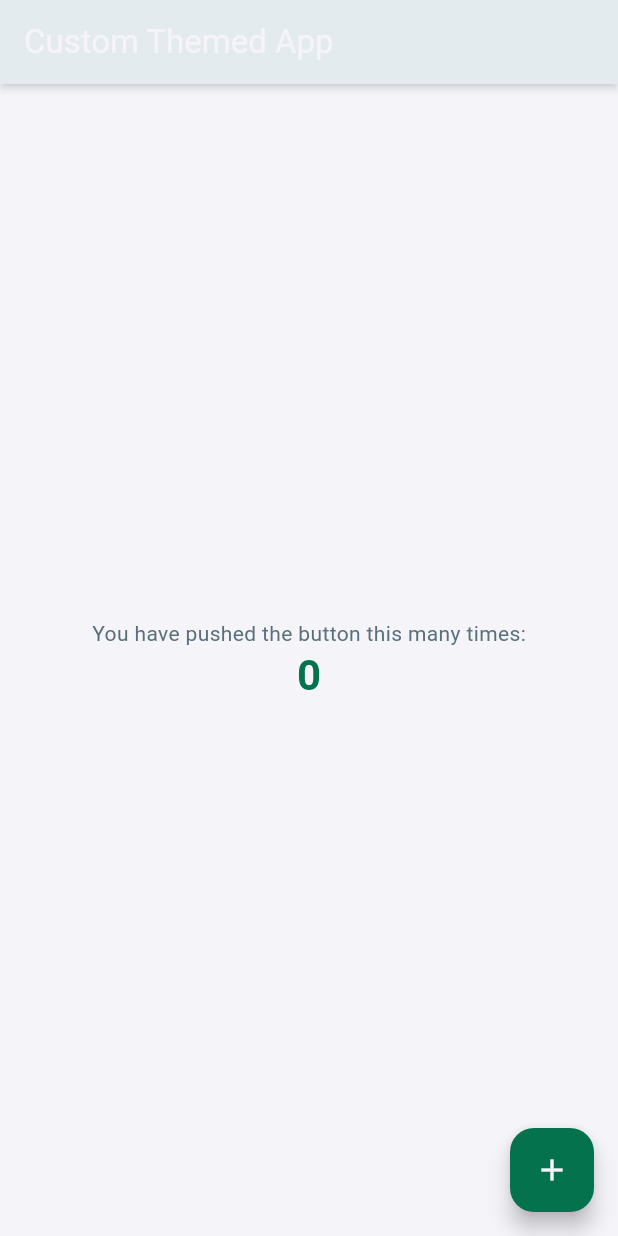
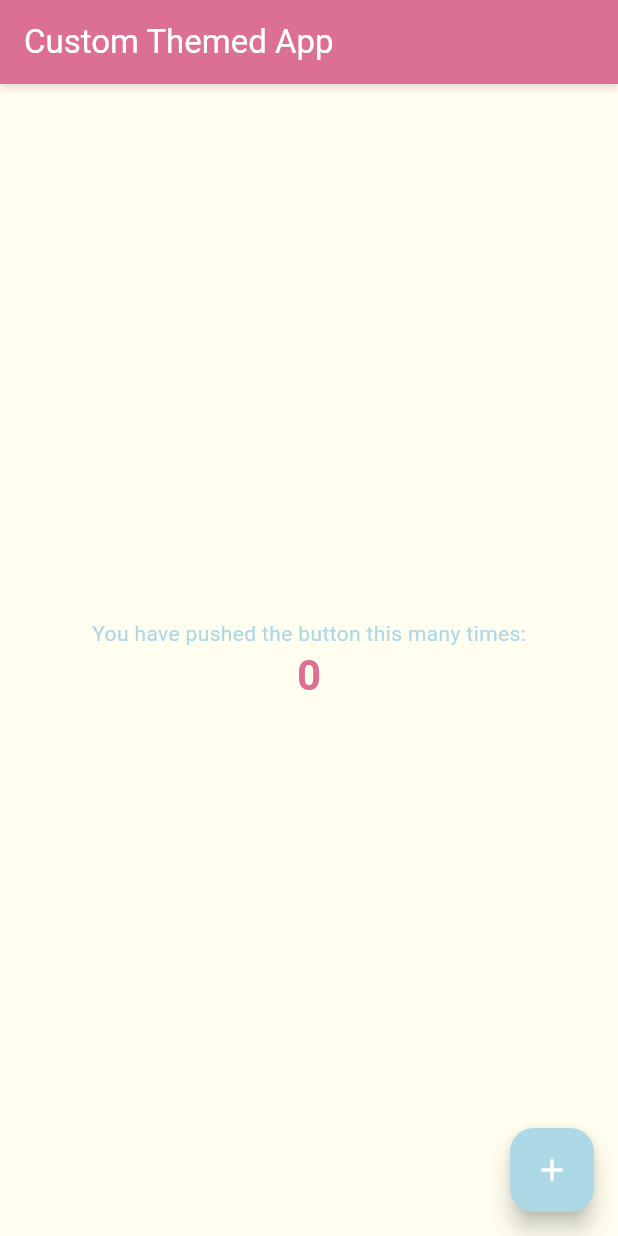
Before and after one commit to kmmelissat/flutter_demo, a Flutter app: the screen it shows after launch, on a phone screen of 412 x 824 dp. Run offline on Flutter 3.47's test engine with Material 3 defaults, Android fonts, the phone set to English and light mode, and no system bars.

Commit message:
🎨 Update app theme and color palette: streamline AppBar configuration and enhance color definitions for improved aesthetics.

```diff
--- a/lib/main.dart
+++ b/lib/main.dart
@@ -59,15 +59,7 @@ class _MyHomePageState extends State<MyHomePage> {
     // fast, so that you can just rebuild anything that needs updating rather
     // than having to individually change instances of widgets.
     return Scaffold(
-      appBar: AppBar(
-        // TRY THIS: Try changing the color here to a specific color (to
-        // Colors.amber, perhaps?) and trigger a hot reload to see the AppBar
-        // change color while the other colors stay the same.
-        backgroundColor: Theme.of(context).colorScheme.inversePrimary,
-        // Here we take the value from the MyHomePage object that was created by
-        // the App.build method, and use it to set our appbar title.
-        title: Text(widget.title),
-      ),
+      appBar: AppBar(title: Text(widget.title)),
       body: Center(
         // Center is a layout widget. It takes a single child and positions it
         // in the middle of the parent.
--- a/lib/theme.dart
+++ b/lib/theme.dart
@@ -1,13 +1,15 @@
 import 'package:flutter/material.dart';
 
-/// Custom color palette
+/// Custom color palette - Pink, Light Blue, White & Cream
 class AppColors {
-  static const Color gunmetal = Color(0xFF2C383E);
-  static const Color paynesGray = Color(0xFF586F7C);
-  static const Color lightBlue = Color(0xFFB8DBD9);
-  static const Color azure = Color(0xFFD6E8E9);
-  static const Color ghostWhite = Color(0xFFF4F4F9);
-  static const Color darkSpringGreen = Color(0xFF04724D);
+  static const Color softPink = Color(0xFFFFB6C1); // Light pink
+  static const Color rosePink = Color(0xFFF8BBD9); // Rose pink
+  static const Color lightBlue = Color(0xFFADD8E6); // Light blue
+  static const Color powderBlue = Color(0xFFB0E0E6); // Powder blue
+  static const Color pureWhite = Color(0xFFFFFFFF); // Pure white
+  static const Color cream = Color.fromARGB(255, 255, 254, 239); // Cream
+  static const Color warmCream = Color.fromARGB(255, 255, 255, 220); // Warm cream (beige)
+  static const Color darkPink = Color(0xFFDB7093); // Darker pink for contrast
 }
 
 /// Custom app theme configuration
@@ -17,56 +19,56 @@ class AppTheme {
       useMaterial3: true,
       colorScheme: ColorScheme.light(
         // Primary colors
-        primary: AppColors.darkSpringGreen,
-        onPrimary: AppColors.ghostWhite,
-        primaryContainer: AppColors.lightBlue,
-        onPrimaryContainer: AppColors.gunmetal,
+        primary: AppColors.darkPink,
+        onPrimary: AppColors.pureWhite,
+        primaryContainer: AppColors.rosePink,
+        onPrimaryContainer: AppColors.darkPink,
 
         // Secondary colors
-        secondary: AppColors.paynesGray,
-        onSecondary: AppColors.ghostWhite,
-        secondaryContainer: AppColors.azure,
-        onSecondaryContainer: AppColors.gunmetal,
+        secondary: AppColors.lightBlue,
+        onSecondary: AppColors.pureWhite,
+        secondaryContainer: AppColors.powderBlue,
+        onSecondaryContainer: AppColors.darkPink,
 
         // Surface colors
-        surface: AppColors.ghostWhite,
-        onSurface: AppColors.gunmetal,
-        surfaceContainerHighest: AppColors.azure,
+        surface: AppColors.cream,
+        onSurface: AppColors.darkPink,
+        surfaceContainerHighest: AppColors.warmCream,
 
-        // Error colors (keeping default but with our palette)
-        error: Colors.red.shade700,
-        onError: AppColors.ghostWhite,
+        // Error colors
+        error: Colors.red.shade400,
+        onError: AppColors.pureWhite,
       ),
 
       // AppBar theme
       appBarTheme: AppBarTheme(
-        backgroundColor: AppColors.darkSpringGreen,
-        foregroundColor: AppColors.ghostWhite,
+        backgroundColor: AppColors.darkPink,
+        foregroundColor: AppColors.pureWhite,
         elevation: 2,
-        shadowColor: AppColors.gunmetal.withValues(alpha: 0.3),
+        shadowColor: AppColors.darkPink.withValues(alpha: 0.3),
       ),
 
       // Card theme
       cardTheme: CardThemeData(
-        color: AppColors.azure,
-        shadowColor: AppColors.gunmetal.withValues(alpha: 0.2),
+        color: AppColors.pureWhite,
+        shadowColor: AppColors.lightBlue.withValues(alpha: 0.2),
         elevation: 4,
       ),
 
       // Floating Action Button theme
       floatingActionButtonTheme: FloatingActionButtonThemeData(
-        backgroundColor: AppColors.darkSpringGreen,
-        foregroundColor: AppColors.ghostWhite,
+        backgroundColor: AppColors.lightBlue,
+        foregroundColor: AppColors.pureWhite,
       ),
 
       // Text theme
       textTheme: TextTheme(
         headlineMedium: TextStyle(
-          color: AppColors.darkSpringGreen,
+          color: AppColors.darkPink,
           fontWeight: FontWeight.bold,
         ),
-        bodyLarge: TextStyle(color: AppColors.gunmetal),
-        bodyMedium: TextStyle(color: AppColors.paynesGray),
+        bodyLarge: TextStyle(color: AppColors.darkPink),
+        bodyMedium: TextStyle(color: AppColors.lightBlue),
       ),
     );
   }
```
